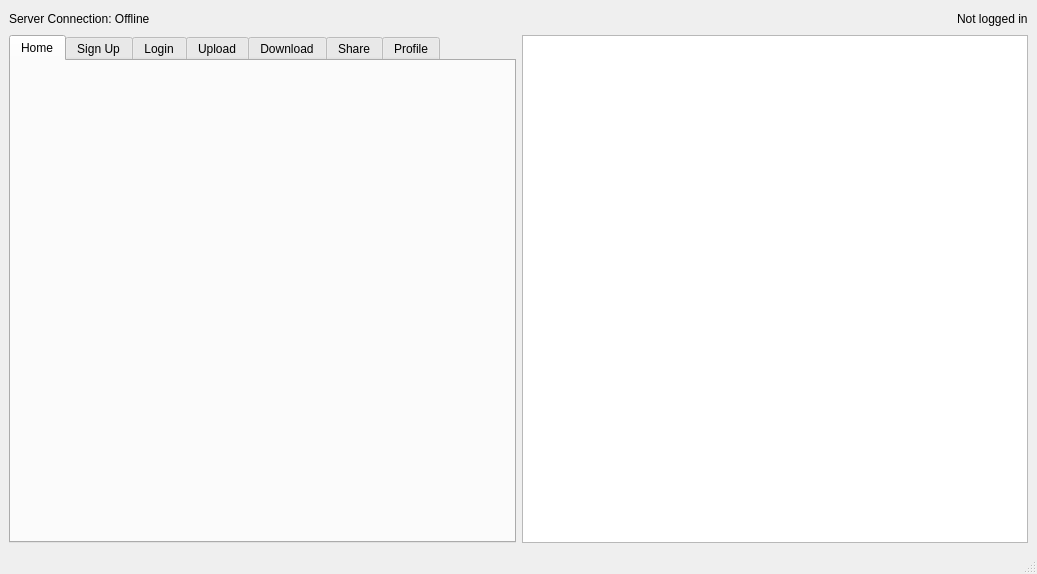
This is fileshareqt/views/mainwindow.ui in Tomas-Deane/FileShare as Qt 5 draws it before an edit. The edited form follows.
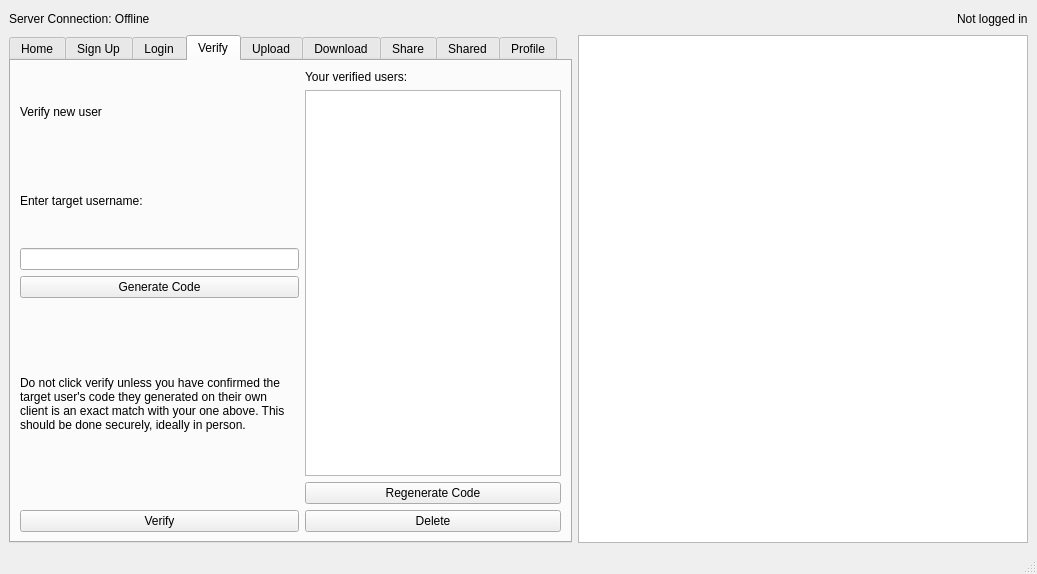
This is the edited form. The open tabs and pages were chosen to show the change. Icons and pictures are not drawn.

Commit message: added verify page

Diff of the .ui file:
```diff
--- a/fileshareqt/views/mainwindow.ui
+++ b/fileshareqt/views/mainwindow.ui
@@ -51,7 +51,7 @@
       <item>
        <widget class="QTabWidget" name="tabWidget">
         <property name="currentIndex">
-         <number>0</number>
+         <number>3</number>
         </property>
         <widget class="QWidget" name="Home">
          <attribute name="title">
@@ -395,6 +395,101 @@
           </item>
          </layout>
         </widget>
+        <widget class="QWidget" name="tab_7">
+         <attribute name="title">
+          <string>Verify</string>
+         </attribute>
+         <layout class="QVBoxLayout" name="verticalLayout_19">
+          <item>
+           <layout class="QHBoxLayout" name="horizontalLayout_15">
+            <item>
+             <layout class="QVBoxLayout" name="verticalLayout_18">
+              <item>
+               <layout class="QVBoxLayout" name="verticalLayout_15">
+                <item>
+                 <widget class="QLabel" name="label_6">
+                  <property name="text">
+                   <string>Verify new user</string>
+                  </property>
+                 </widget>
+                </item>
+                <item>
+                 <widget class="QLabel" name="label_9">
+                  <property name="text">
+                   <string>Enter target username:</string>
+                  </property>
+                 </widget>
+                </item>
+                <item>
+                 <widget class="QLineEdit" name="lineEdit"/>
+                </item>
+                <item>
+                 <widget class="QPushButton" name="pushButton_3">
+                  <property name="text">
+                   <string>Generate Code</string>
+                  </property>
+                 </widget>
+                </item>
+               </layout>
+              </item>
+              <item>
+               <layout class="QVBoxLayout" name="verticalLayout_17">
+                <item>
+                 <widget class="QLabel" name="label_10">
+                  <property name="text">
+                   <string>Do not click verify unless you have confirmed the target user's code they generated on their own client is an exact match with your one above. This should be done securely, ideally in person.</string>
+                  </property>
+                  <property name="scaledContents">
+                   <bool>false</bool>
+                  </property>
+                  <property name="wordWrap">
+                   <bool>true</bool>
+                  </property>
+                 </widget>
+                </item>
+                <item>
+                 <widget class="QPushButton" name="pushButton_2">
+                  <property name="text">
+                   <string>Verify</string>
+                  </property>
+                 </widget>
+                </item>
+               </layout>
+              </item>
+             </layout>
+            </item>
+            <item>
+             <layout class="QVBoxLayout" name="verticalLayout_16">
+              <item>
+               <widget class="QLabel" name="label_11">
+                <property name="text">
+                 <string>Your verified users:</string>
+                </property>
+               </widget>
+              </item>
+              <item>
+               <widget class="QListWidget" name="listWidget_3"/>
+              </item>
+              <item>
+               <widget class="QPushButton" name="pushButton_6">
+                <property name="text">
+                 <string>Regenerate Code</string>
+                </property>
+               </widget>
+              </item>
+              <item>
+               <widget class="QPushButton" name="pushButton_5">
+                <property name="text">
+                 <string>Delete</string>
+                </property>
+               </widget>
+              </item>
+             </layout>
+            </item>
+           </layout>
+          </item>
+         </layout>
+        </widget>
         <widget class="QWidget" name="tab_3">
          <attribute name="title">
           <string>Upload</string>
@@ -570,32 +665,6 @@
          <attribute name="title">
           <string>Share</string>
          </attribute>
-         <widget class="QLineEdit" name="lineEdit">
-          <property name="geometry">
-           <rect>
-            <x>150</x>
-            <y>200</y>
-            <width>141</width>
-            <height>21</height>
-           </rect>
-          </property>
-          <property name="text">
-           <string>Enter target user PK</string>
-          </property>
-         </widget>
-         <widget class="QPushButton" name="pushButton_3">
-          <property name="geometry">
-           <rect>
-            <x>160</x>
-            <y>340</y>
-            <width>101</width>
-            <height>32</height>
-           </rect>
-          </property>
-          <property name="text">
-           <string>Select File</string>
-          </property>
-         </widget>
          <widget class="QPushButton" name="pushButton_4">
           <property name="geometry">
            <rect>
@@ -609,6 +678,70 @@
            <string>Share</string>
           </property>
          </widget>
+         <widget class="QLabel" name="label_4">
+          <property name="geometry">
+           <rect>
+            <x>30</x>
+            <y>20</y>
+            <width>121</width>
+            <height>16</height>
+           </rect>
+          </property>
+          <property name="text">
+           <string>Select file to share</string>
+          </property>
+         </widget>
+         <widget class="QLabel" name="label_5">
+          <property name="geometry">
+           <rect>
+            <x>350</x>
+            <y>20</y>
+            <width>121</width>
+            <height>16</height>
+           </rect>
+          </property>
+          <property name="text">
+           <string>Select verified user</string>
+          </property>
+         </widget>
+         <widget class="QListWidget" name="listWidget">
+          <property name="geometry">
+           <rect>
+            <x>20</x>
+            <y>70</y>
+            <width>256</width>
+            <height>192</height>
+           </rect>
+          </property>
+         </widget>
+         <widget class="QListWidget" name="listWidget_2">
+          <property name="geometry">
+           <rect>
+            <x>310</x>
+            <y>80</y>
+            <width>151</width>
+            <height>192</height>
+           </rect>
+          </property>
+         </widget>
+         <widget class="QPushButton" name="pushButton">
+          <property name="geometry">
+           <rect>
+            <x>40</x>
+            <y>330</y>
+            <width>101</width>
+            <height>32</height>
+           </rect>
+          </property>
+          <property name="text">
+           <string>Share File</string>
+          </property>
+         </widget>
+        </widget>
+        <widget class="QWidget" name="tab_6">
+         <attribute name="title">
+          <string>Shared</string>
+         </attribute>
         </widget>
         <widget class="QWidget" name="tab_2">
          <attribute name="title">
```
Left out of the diff: 14 changed lines with no effect on the pictures.
